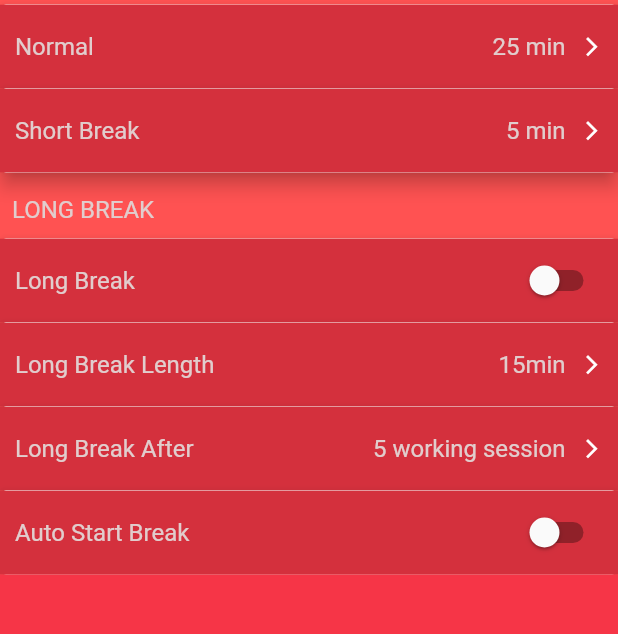
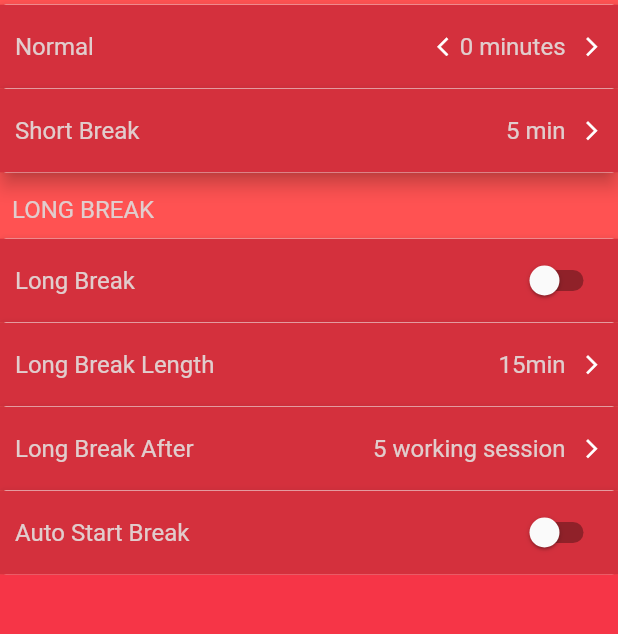
Before and after one commit to Aburafik/TimerDo, a Flutter app: the SettingsScreen screen opened directly, on a phone screen of 412 x 824 dp, the part 132-766 px from its top. Run offline on Flutter 3.47's test engine with Material 2 defaults, Android fonts, the phone set to English and light mode, and no system bars; our stand-ins replace percent_indicator, stop_watch_timer.

Commit message:
Provider class implement

```diff
--- /dev/null
+++ b/lib/providers/timer_provider.dart
@@ -0,0 +1,21 @@
+import 'package:flutter/cupertino.dart';
+
+class Timer extends ChangeNotifier {
+  int _initialTimer = 0;
+
+  get initiaTimer => _initialTimer;
+
+  setInCreasetimer() {
+    _initialTimer++;
+
+    notifyListeners();
+  }
+
+  setDecreasetimer() {
+    if (_initialTimer != 0) {
+      _initialTimer--;
+    }
+
+    notifyListeners();
+  }
+}
--- a/lib/resources/widgets/custome_timer_tile.dart
+++ b/lib/resources/widgets/custome_timer_tile.dart
@@ -8,13 +8,15 @@ class TimerTile extends StatelessWidget {
     required this.settingsTextStyle,
     this.title,
     this.selectedTime,
-    this.widget,
+    this.inCreaeTimerWidgetwidget,
+    this.decrereesTimerWidget,
   }) : super(key: key);
 
   final TextStyle settingsTextStyle;
   final String? title;
   final String? selectedTime;
-  final Widget? widget;
+  final Widget? inCreaeTimerWidgetwidget;
+  final Widget? decrereesTimerWidget;
 
   @override
   Widget build(BuildContext context) {
@@ -29,6 +31,7 @@ class TimerTile extends StatelessWidget {
           style: settingsTextStyle,
         ),
         trailing: Row(mainAxisSize: MainAxisSize.min, children: [
+          decrereesTimerWidget ?? const Text(""),
           Text(
             selectedTime ?? "",
             style: settingsTextStyle,
@@ -36,7 +39,7 @@ class TimerTile extends StatelessWidget {
           const SizedBox(
             width: 10,
           ),
-          widget!
+          inCreaeTimerWidgetwidget!
         ]),
       ),
     );
--- a/lib/ui/settings.dart
+++ b/lib/ui/settings.dart
@@ -1,5 +1,7 @@
 import 'package:flutter/material.dart';
+import 'package:provider/provider.dart';
 import 'package:timer_app/apptheme/color_theme.dart';
+import 'package:timer_app/providers/timer_provider.dart';
 
 import '../resources/widgets/custome_timer_tile.dart';
 
@@ -13,12 +15,12 @@ class SettingsScreen extends StatefulWidget {
 class _SettingsScreenState extends State<SettingsScreen> {
   TextStyle settingsTextStyle =
       const TextStyle(fontSize: 16, color: Color.fromARGB(255, 225, 205, 205));
-
   bool isSwcitch = false;
   bool autoStartSwcitch = false;
 
   @override
   Widget build(BuildContext context) {
+    int _timer = Provider.of<Timer>(context).initiaTimer;
     return Scaffold(
       appBar: AppBar(
         title: const Text('Settings'),
@@ -36,25 +38,36 @@ class _SettingsScreenState extends State<SettingsScreen> {
           TimerTile(
             settingsTextStyle: settingsTextStyle,
             title: "Normal",
-            selectedTime: "25 min",
-            widget: const Icon(
-              Icons.arrow_forward_ios,
-              color: Colors.white,
-              size: 15,
+            selectedTime: "$_timer minutes",
+            inCreaeTimerWidgetwidget: GestureDetector(
+              onTap: Provider.of<Timer>(context, listen: true).setInCreasetimer,
+              child: const Icon(
+                Icons.arrow_forward_ios,
+                color: Colors.white,
+                size: 15,
+              ),
+            ),
+            decrereesTimerWidget: GestureDetector(
+              onTap: Provider.of<Timer>(context, listen: true).setDecreasetimer,
+              child: const Icon(
+                Icons.arrow_back_ios,
+                color: Colors.white,
+                size: 15,
+              ),
             ),
           ),
           TimerTile(
             settingsTextStyle: settingsTextStyle,
             title: "Short Break",
             selectedTime: "5 min",
-            widget: const Icon(
+            inCreaeTimerWidgetwidget: const Icon(
               Icons.arrow_forward_ios,
               color: Colors.white,
               size: 15,
             ),
           ),
           Padding(
-            padding: const EdgeInsets.only(left: 8, top: 15,bottom: 10),
+            padding: const EdgeInsets.only(left: 8, top: 15, bottom: 10),
             child: Text(
               "LONG BREAK",
               style: settingsTextStyle,
@@ -64,7 +77,7 @@ class _SettingsScreenState extends State<SettingsScreen> {
             settingsTextStyle: settingsTextStyle,
             title: "Long Break",
             // selectedTime: "5min",
-            widget: Switch(
+            inCreaeTimerWidgetwidget: Switch(
               activeColor: ColorTheme.switchActiveColor,
               value: isSwcitch,
               onChanged: (values) {
@@ -78,7 +91,7 @@ class _SettingsScreenState extends State<SettingsScreen> {
             settingsTextStyle: settingsTextStyle,
             title: "Long Break Length",
             selectedTime: "15min",
-            widget: const Icon(
+            inCreaeTimerWidgetwidget: const Icon(
               Icons.arrow_forward_ios,
               color: Colors.white,
               size: 15,
@@ -88,7 +101,7 @@ class _SettingsScreenState extends State<SettingsScreen> {
             settingsTextStyle: settingsTextStyle,
             title: "Long Break After",
             selectedTime: "5 working session",
-            widget: const Icon(
+            inCreaeTimerWidgetwidget: const Icon(
               Icons.arrow_forward_ios,
               color: Colors.white,
               size: 15,
@@ -98,7 +111,7 @@ class _SettingsScreenState extends State<SettingsScreen> {
             settingsTextStyle: settingsTextStyle,
             title: "Auto Start Break",
             // selectedTime: "5",
-            widget: Switch(
+            inCreaeTimerWidgetwidget: Switch(
               activeColor: ColorTheme.switchActiveColor,
               value: autoStartSwcitch,
               onChanged: (values) {
@@ -108,8 +121,10 @@ class _SettingsScreenState extends State<SettingsScreen> {
               },
             ),
           ),
-          Expanded(child: Container(
-            color: const Color(0xffF63547),))
+          Expanded(
+              child: Container(
+            color: const Color(0xffF63547),
+          ))
         ],
       ),
     );
--- a/lib/ui/statisticts.dart
+++ b/lib/ui/statisticts.dart
@@ -1,10 +1,13 @@
 import 'package:flutter/material.dart';
+import 'package:provider/provider.dart';
+import 'package:timer_app/providers/timer_provider.dart';
 
 class StatisticsView extends StatelessWidget {
   const StatisticsView({Key? key}) : super(key: key);
 
   @override
   Widget build(BuildContext context) {
+    int value = Provider.of<Timer>(context).initiaTimer;
     return Scaffold(
       appBar: AppBar(
         automaticallyImplyLeading: false,
--- a/pubspec.yaml
+++ b/pubspec.yaml
@@ -38,6 +38,7 @@ dependencies:
   # The following adds the Cupertino Icons font to your application.
   # Use with the CupertinoIcons class for iOS style icons.
   cupertino_icons: ^1.0.2
+  provider: ^6.0.3
 
 dev_dependencies:
   flutter_test:
```
Also changed, not shown: lib/app.dart (+6 -1 lines), lib/ui/home.dart (+28 -5 lines), lib/ui/splash_screen.dart (+5 -2 lines), pubspec.lock.
